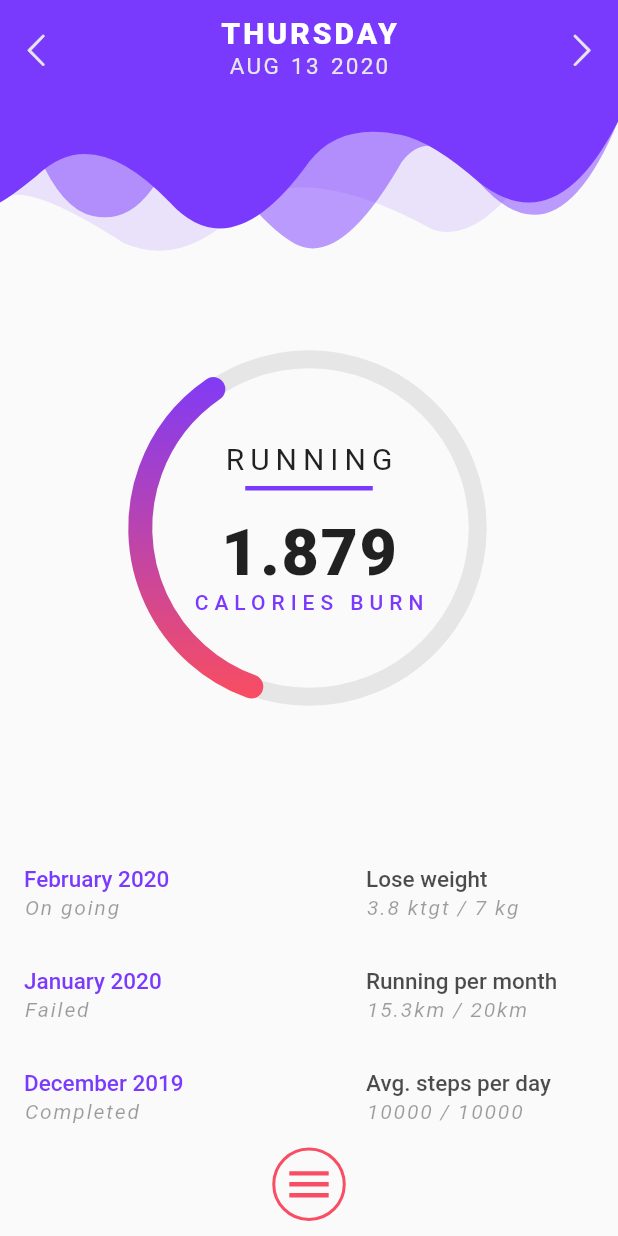
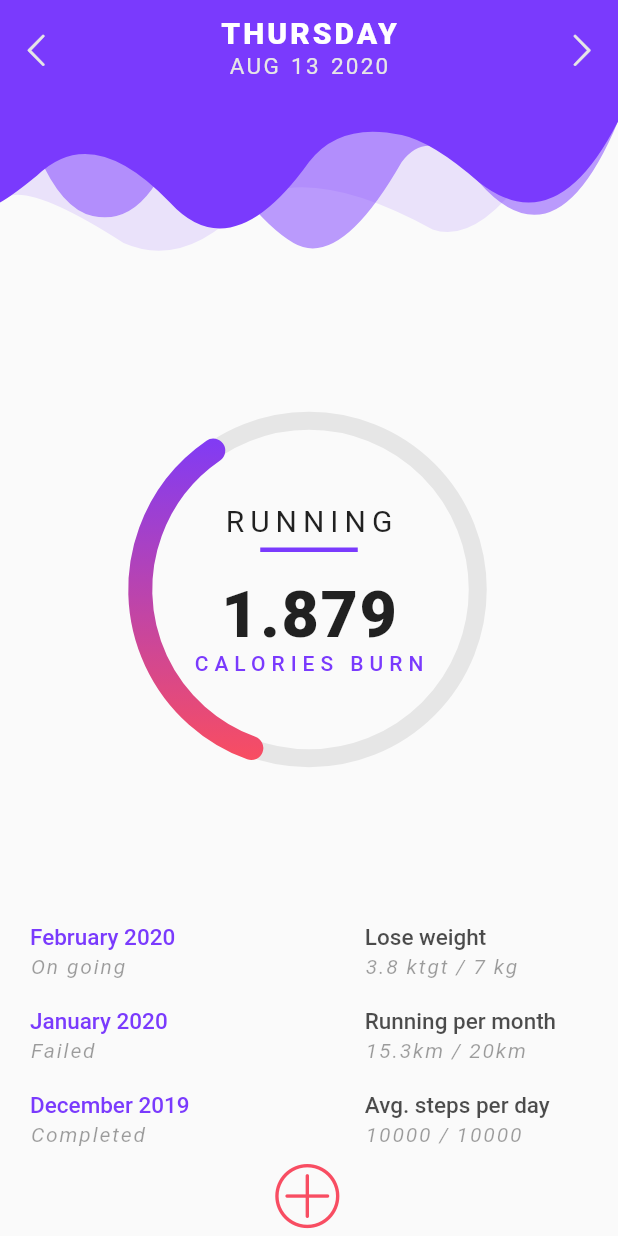
Before and after one commit to hauntarl/fitness-ui, a Flutter app: the screen it shows after launch, after a tap on an icon or button, on a phone screen of 412 x 824 dp. Run offline on Flutter 3.47's test engine with Material 2 defaults, Android fonts, the phone set to English and light mode, and no system bars; our stand-ins replace rxdart.

Commit message:
minor tweaks and modifications to home page

```diff
--- a/lib/pages/home_page.dart
+++ b/lib/pages/home_page.dart
@@ -10,23 +10,23 @@ class HomePage extends StatelessWidget {
   Widget build(BuildContext context) {
     return Scaffold(
       body: Column(
-        mainAxisAlignment: MainAxisAlignment.spaceBetween,
         children: [
           CustomAppBar(),
-          RadialProgressBar(225),
-          Container(
-            height: 300,
-            child: Column(
+          Expanded(
+            child: Center(
+              child: RadialProgressBar(225),
+            ),
+          ),
+          Column(
             mainAxisAlignment: MainAxisAlignment.end,
             children: [
               _data,
               AnimatedMenuButton(
                 onTap: () {},
               ),
-                SizedBox(height: 10),
             ],
           ),
-          ),
+          SizedBox(height: 5),
         ],
       ),
     );
@@ -67,7 +67,7 @@ class HomePage extends StatelessWidget {
     String progress,
   }) {
     return Padding(
-      padding: EdgeInsets.all(16),
+      padding: EdgeInsets.symmetric(vertical: 10, horizontal: 20),
       child: Row(
         children: [
           Expanded(
--- a/lib/radial_progress_bar/animated_content.dart
+++ b/lib/radial_progress_bar/animated_content.dart
@@ -104,6 +104,6 @@ const kSubhead = TextStyle(
 const kDivider = Divider(
   color: ColorPalette.purple,
   thickness: 3,
-  indent: 70,
-  endIndent: 70,
+  indent: 80,
+  endIndent: 80,
 );
--- a/lib/radial_progress_bar/animated_radial_progress.dart
+++ b/lib/radial_progress_bar/animated_radial_progress.dart
@@ -1,6 +1,7 @@
 import 'package:flutter/material.dart';
+import 'package:vector_math/vector_math_64.dart' as math;
 
-import './radial_progress_painter.dart';
+import '../utils/colors.dart';
 
 class AnimatedRadialProgress extends StatefulWidget {
   final Widget child;
@@ -78,3 +79,49 @@ class _AnimatedRadialProgressState extends State<AnimatedRadialProgress>
     super.dispose();
   }
 }
+
+class RadialProgressPainter extends CustomPainter {
+  final double startAngle, sweepAngle;
+  RadialProgressPainter({
+    @required this.startAngle,
+    @required this.sweepAngle,
+  });
+
+  static const _linearGradient = LinearGradient(
+    colors: [
+      ColorPalette.red,
+      ColorPalette.purple,
+    ],
+    begin: Alignment.bottomCenter,
+    end: Alignment.topCenter,
+  );
+
+  @override
+  void paint(Canvas canvas, Size size) {
+    var h = size.height, w = size.width;
+    var center = Offset(w / 2, h / 2);
+
+    var progress = Paint()
+      ..shader = _linearGradient.createShader(Rect.fromCircle(
+        center: center,
+        radius: w / 2,
+      ))
+      ..strokeCap = StrokeCap.round
+      ..style = PaintingStyle.stroke
+      ..strokeWidth = 16;
+
+    canvas.drawArc(
+      Rect.fromCircle(
+        center: center,
+        radius: w / 2,
+      ),
+      math.radians(startAngle),
+      math.radians(sweepAngle),
+      false,
+      progress,
+    );
+  }
+
+  @override
+  bool shouldRepaint(CustomPainter oldDelegate) => this != oldDelegate;
+}
--- a/lib/radial_progress_bar/radial_background_painter.dart
+++ /dev/null
@@ -1,22 +0,0 @@
-import 'package:flutter/material.dart';
-
-import '../utils/colors.dart';
-
-class RadialBackgroundPainter extends CustomPainter {
-  @override
-  void paint(Canvas canvas, Size size) {
-    var h = size.height, w = size.width;
-    var center = Offset(w / 2, h / 2);
-
-    var background = Paint()
-      ..color = ColorPalette.grey
-      ..strokeCap = StrokeCap.round
-      ..style = PaintingStyle.stroke
-      ..strokeWidth = 12;
-
-    canvas.drawCircle(center, w / 2, background);
-  }
-
-  @override
-  bool shouldRepaint(CustomPainter oldDelegate) => this != oldDelegate;
-}
--- a/lib/radial_progress_bar/radial_progress_bar.dart
+++ b/lib/radial_progress_bar/radial_progress_bar.dart
@@ -2,11 +2,11 @@ import 'dart:math' as math show Random;
 
 import 'package:flutter/material.dart';
 
-import './radial_background_painter.dart';
 import './animated_radial_progress.dart';
 import './animated_content.dart';
 import '../bloc/date_bloc.dart';
 import '../models/custom_date.dart';
+import '../utils/colors.dart';
 
 class RadialProgressBar extends StatelessWidget {
   final double size;
@@ -63,3 +63,22 @@ class RadialProgressBar extends StatelessWidget {
     );
   }
 }
+
+class RadialBackgroundPainter extends CustomPainter {
+  @override
+  void paint(Canvas canvas, Size size) {
+    var h = size.height, w = size.width;
+    var center = Offset(w / 2, h / 2);
+
+    var background = Paint()
+      ..color = ColorPalette.grey
+      ..strokeCap = StrokeCap.round
+      ..style = PaintingStyle.stroke
+      ..strokeWidth = 12;
+
+    canvas.drawCircle(center, w / 2, background);
+  }
+
+  @override
+  bool shouldRepaint(CustomPainter oldDelegate) => this != oldDelegate;
+}
--- a/lib/radial_progress_bar/radial_progress_painter.dart
+++ /dev/null
@@ -1,50 +0,0 @@
-import 'package:flutter/material.dart';
-import 'package:vector_math/vector_math_64.dart' as math;
-
-import '../utils/colors.dart';
-
-class RadialProgressPainter extends CustomPainter {
-  final double startAngle, sweepAngle;
-  RadialProgressPainter({
-    @required this.startAngle,
-    @required this.sweepAngle,
-  });
-
-  static const _linearGradient = LinearGradient(
-    colors: [
-      ColorPalette.red,
-      ColorPalette.purple,
-    ],
-    begin: Alignment.bottomCenter,
-    end: Alignment.topCenter,
-  );
-
-  @override
-  void paint(Canvas canvas, Size size) {
-    var h = size.height, w = size.width;
-    var center = Offset(w / 2, h / 2);
-
-    var progress = Paint()
-      ..shader = _linearGradient.createShader(Rect.fromCircle(
-        center: center,
-        radius: w / 2,
-      ))
-      ..strokeCap = StrokeCap.round
-      ..style = PaintingStyle.stroke
-      ..strokeWidth = 16;
-
-    canvas.drawArc(
-      Rect.fromCircle(
-        center: center,
-        radius: w / 2,
-      ),
-      math.radians(startAngle),
-      math.radians(sweepAngle),
-      false,
-      progress,
-    );
-  }
-
-  @override
-  bool shouldRepaint(CustomPainter oldDelegate) => this != oldDelegate;
-}
--- a/lib/widgets/animated_menu_button.dart
+++ b/lib/widgets/animated_menu_button.dart
@@ -1,6 +1,7 @@
 import 'package:flutter/material.dart';
 
 import '../utils/colors.dart';
+import '../utils/fitness_icons.dart';
 
 class AnimatedMenuButton extends StatefulWidget {
   final Function onTap;
@@ -12,6 +13,7 @@ class AnimatedMenuButton extends StatefulWidget {
 class _AnimatedMenuButtonState extends State<AnimatedMenuButton>
     with SingleTickerProviderStateMixin {
   AnimationController _controller;
+  Animation<double> _turnAnimation;
 
   @override
   void initState() {
@@ -19,23 +21,21 @@ class _AnimatedMenuButtonState extends State<AnimatedMenuButton>
 
     _controller = AnimationController(
       vsync: this,
-      duration: Duration(milliseconds: 300),
+      duration: Duration(milliseconds: 100),
     );
+
+    _turnAnimation = Tween<double>(
+      begin: 0,
+      end: 0.125,
+    ).animate(CurvedAnimation(
+      parent: _controller,
+      curve: Curves.easeOut,
+    ));
   }
 
   @override
   Widget build(BuildContext context) {
-    return Container(
-      padding: EdgeInsets.all(5),
-      decoration: BoxDecoration(
-        border: Border.all(
-          color: ColorPalette.red,
-          style: BorderStyle.solid,
-          width: 2,
-        ),
-        shape: BoxShape.circle,
-      ),
-      child: GestureDetector(
+    return GestureDetector(
       onTap: () {
         widget.onTap();
         setState(() {
@@ -44,11 +44,12 @@ class _AnimatedMenuButtonState extends State<AnimatedMenuButton>
               : _controller.forward();
         });
       },
-        child: AnimatedIcon(
-          size: 35,
-          icon: AnimatedIcons.menu_close,
-          progress: _controller.view,
+      child: RotationTransition(
+        turns: _turnAnimation,
+        child: Icon(
+          FitnessIcons.plus_circle,
           color: ColorPalette.red,
+          size: 45,
         ),
       ),
     );
--- a/lib/widgets/appbar_elements.dart
+++ b/lib/widgets/appbar_elements.dart
@@ -12,28 +12,28 @@ class AppBarElements extends StatefulWidget {
 
 class _AppBarElementsState extends State<AppBarElements>
     with SingleTickerProviderStateMixin {
-  AnimationController _controller;
-  Animation _fadeController;
+  AnimationController _fadeController;
+  Animation _fadeAnimation;
 
   @override
   void initState() {
     super.initState();
 
-    _controller = AnimationController(
+    _fadeController = AnimationController(
       vsync: this,
       duration: Duration(milliseconds: 300),
     );
 
-    _fadeController = Tween<double>(
+    _fadeAnimation = Tween<double>(
       begin: 1,
       end: 0,
     ).animate(CurvedAnimation(
-      parent: _controller,
+      parent: _fadeController,
       curve: Curves.easeOut,
     ));
 
-    _controller.addListener(() {
-      if (_controller.isCompleted) _controller.reset();
+    _fadeController.addListener(() {
+      if (_fadeController.isCompleted) _fadeController.reverse();
     });
   }
 
@@ -47,9 +47,17 @@ class _AppBarElementsState extends State<AppBarElements>
           FitnessIcons.left_open_big,
           DateEvent.subtract,
         ),
-        FadeTransition(
-          opacity: _fadeController,
-          child: AppBarTitle(),
+        GestureDetector(
+          onHorizontalDragEnd: (details) {
+            var dx = details.primaryVelocity;
+            if (dx < 0) {
+              _onPressed(DateEvent.add);
+            } else if (dx > 0) _onPressed(DateEvent.subtract);
+          },
+          child: FadeTransition(
+            opacity: _fadeAnimation,
+            child: AppBarTitle(),
+          ),
         ),
         _iconButton(
           FitnessIcons.right_open_big,
@@ -65,16 +73,18 @@ class _AppBarElementsState extends State<AppBarElements>
         icon,
         color: ColorPalette.grey,
       ),
-      onPressed: () async {
-        await _controller.forward();
-        dateBloc.dateSink.add(action);
-      },
+      onPressed: () => _onPressed(action),
     );
+  }
+
+  void _onPressed(DateEvent action) async {
+    await _fadeController.forward();
+    dateBloc.dateSink.add(action);
   }
 
   @override
   void dispose() {
-    _controller.dispose();
+    _fadeController.dispose();
     super.dispose();
   }
 }
--- a/lib/widgets/custom_appbar.dart
+++ b/lib/widgets/custom_appbar.dart
@@ -1,7 +1,7 @@
 import 'package:flutter/material.dart';
 
-import './custom_shape_painter.dart';
 import './appbar_elements.dart';
+import '../utils/colors.dart';
 
 class CustomAppBar extends StatelessWidget {
   @override
@@ -17,3 +17,51 @@ class CustomAppBar extends StatelessWidget {
     );
   }
 }
+
+class CustomShapePainter extends CustomPainter {
+  @override
+  void paint(Canvas canvas, Size size) {
+    var h = size.height, w = size.width;
+    var color = ColorPalette.purple;
+    var paint = Paint();
+
+    var path = Path()
+      ..lineTo(0, h * 0.75)
+      ..quadraticBezierTo(w * 0.02, h * 0.725, w * 0.06, h * 0.65)
+      ..quadraticBezierTo(w * 0.15, h * 0.45, w * 0.275, h * 0.75)
+      ..quadraticBezierTo(w * 0.375, h, w * 0.5, h * 0.6)
+      ..quadraticBezierTo(w * 0.55, h * 0.45, w * 0.65, h * 0.5)
+      ..quadraticBezierTo(w * 0.7, h * 0.525, w * 0.775, h * 0.675)
+      ..quadraticBezierTo(w * 0.9, h * 0.9, w, h * 0.45)
+      ..lineTo(w, 0)
+      ..close();
+    paint.color = color;
+    canvas.drawPath(path, paint);
+
+    path = Path()
+      ..quadraticBezierTo(w * 0.05, h * 0.75, w * 0.15, h * 0.8)
+      ..quadraticBezierTo(w * 0.25, h * 0.85, w * 0.3, h * 0.4)
+      ..quadraticBezierTo(w * 0.4, h * 0.8, w * 0.475, h * 0.9)
+      ..quadraticBezierTo(w * 0.55, h, w * 0.65, h * 0.6)
+      ..quadraticBezierTo(w * 0.7, h * 0.45, w * 0.775, h * 0.675)
+      ..quadraticBezierTo(w * 0.9, h, w, h * 0.45)
+      ..lineTo(w, 0)
+      ..close();
+    paint.color = color.withOpacity(0.5);
+    canvas.drawPath(path, paint);
+
+    path = Path()
+      ..lineTo(0, h * 0.75)
+      ..quadraticBezierTo(w * 0.03, h * 0.65, w * 0.2, h * 0.9)
+      ..quadraticBezierTo(w * 0.3, h, w * 0.4, h * 0.75)
+      ..quadraticBezierTo(w * 0.5, h * 0.6, w * 0.7, h * 0.85)
+      ..quadraticBezierTo(w * 0.825, h * 0.95, w, 0)
+      ..lineTo(w, 0)
+      ..close();
+    paint.color = color.withOpacity(0.125);
+    canvas.drawPath(path, paint);
+  }
+
+  @override
+  bool shouldRepaint(CustomPainter oldDelegate) => this != oldDelegate;
+}
--- a/lib/widgets/custom_shape_painter.dart
+++ /dev/null
@@ -1,51 +0,0 @@
-import 'package:flutter/material.dart';
-
-import '../utils/colors.dart';
-
-class CustomShapePainter extends CustomPainter {
-  @override
-  void paint(Canvas canvas, Size size) {
-    var h = size.height, w = size.width;
-    var color = ColorPalette.purple;
-    var paint = Paint();
-
-    var path = Path()
-      ..lineTo(0, h * 0.75)
-      ..quadraticBezierTo(w * 0.02, h * 0.725, w * 0.06, h * 0.65)
-      ..quadraticBezierTo(w * 0.15, h * 0.45, w * 0.275, h * 0.75)
-      ..quadraticBezierTo(w * 0.375, h, w * 0.5, h * 0.6)
-      ..quadraticBezierTo(w * 0.55, h * 0.45, w * 0.65, h * 0.5)
-      ..quadraticBezierTo(w * 0.7, h * 0.525, w * 0.775, h * 0.675)
-      ..quadraticBezierTo(w * 0.9, h * 0.9, w, h * 0.45)
-      ..lineTo(w, 0)
-      ..close();
-    paint.color = color;
-    canvas.drawPath(path, paint);
-
-    path = Path()
-      ..quadraticBezierTo(w * 0.05, h * 0.75, w * 0.15, h * 0.8)
-      ..quadraticBezierTo(w * 0.25, h * 0.85, w * 0.3, h * 0.4)
-      ..quadraticBezierTo(w * 0.4, h * 0.8, w * 0.475, h * 0.9)
-      ..quadraticBezierTo(w * 0.55, h, w * 0.65, h * 0.6)
-      ..quadraticBezierTo(w * 0.7, h * 0.45, w * 0.775, h * 0.675)
-      ..quadraticBezierTo(w * 0.9, h, w, h * 0.45)
-      ..lineTo(w, 0)
-      ..close();
-    paint.color = color.withOpacity(0.5);
-    canvas.drawPath(path, paint);
-
-    path = Path()
-      ..lineTo(0, h * 0.75)
-      ..quadraticBezierTo(w * 0.03, h * 0.65, w * 0.2, h * 0.9)
-      ..quadraticBezierTo(w * 0.3, h, w * 0.4, h * 0.75)
-      ..quadraticBezierTo(w * 0.5, h * 0.6, w * 0.7, h * 0.85)
-      ..quadraticBezierTo(w * 0.825, h * 0.95, w, 0)
-      ..lineTo(w, 0)
-      ..close();
-    paint.color = color.withOpacity(0.125);
-    canvas.drawPath(path, paint);
-  }
-
-  @override
-  bool shouldRepaint(CustomPainter oldDelegate) => this != oldDelegate;
-}
```
Lines whose indentation alone changed are shown as unchanged.
